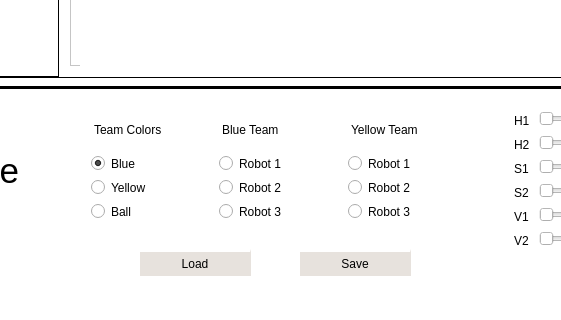
Above: Interface/mainwindow.ui from psenna/RobokVSS_A before the change; both pictures show x 180 to 741 and y 444 to 764 of the 1362 by 764 pixel window. Below: the same form after it.
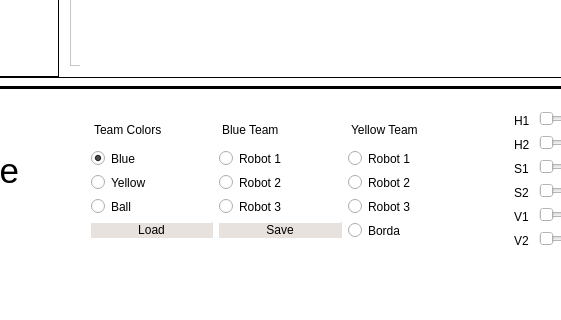
That is the form after the change. The open tabs and pages were chosen to show the change. Icons and pictures are not drawn.

The edit to the form file:
```diff
--- a/Interface/mainwindow.ui
+++ b/Interface/mainwindow.ui
@@ -776,46 +776,13 @@
            <string>Calibrate</string>
           </property>
          </widget>
-         <widget class="QPushButton" name="buttonSaveCalib">
-          <property name="geometry">
-           <rect>
-            <x>470</x>
-            <y>160</y>
-            <width>111</width>
-            <height>27</height>
-           </rect>
-          </property>
-          <property name="styleSheet">
-           <string notr="true">background-color: rgb(231, 226, 221);</string>
-          </property>
-          <property name="text">
-           <string>Save</string>
-          </property>
-         </widget>
-         <widget class="QPushButton" name="buttonLoadCalib">
-          <property name="geometry">
-           <rect>
-            <x>310</x>
-            <y>160</y>
-            <width>111</width>
-            <height>27</height>
-           </rect>
-          </property>
-          <property name="styleSheet">
-           <string notr="true">background-color: rgb(231, 226, 221);
-</string>
-          </property>
-          <property name="text">
-           <string>Load</string>
-          </property>
-         </widget>
          <widget class="QWidget" name="horizontalLayoutWidget_4">
           <property name="geometry">
            <rect>
             <x>250</x>
             <y>20</y>
             <width>401</width>
-            <height>121</height>
+            <height>140</height>
            </rect>
           </property>
           <layout class="QHBoxLayout" name="horizontalLayout_10">
@@ -852,6 +819,17 @@
                </property>
               </widget>
              </item>
+             <item>
+              <widget class="QPushButton" name="buttonLoadCalib">
+               <property name="styleSheet">
+                <string notr="true">background-color: rgb(231, 226, 221);
+</string>
+               </property>
+               <property name="text">
+                <string>Load</string>
+               </property>
+              </widget>
+             </item>
             </layout>
            </item>
            <item>
@@ -887,6 +865,16 @@
                </property>
               </widget>
              </item>
+             <item>
+              <widget class="QPushButton" name="buttonSaveCalib">
+               <property name="styleSheet">
+                <string notr="true">background-color: rgb(231, 226, 221);</string>
+               </property>
+               <property name="text">
+                <string>Save</string>
+               </property>
+              </widget>
+             </item>
             </layout>
            </item>
            <item>
@@ -919,6 +907,13 @@
                </property>
               </widget>
              </item>
+             <item>
+              <widget class="QRadioButton" name="radioButtonBorda">
+               <property name="text">
+                <string>Borda</string>
+               </property>
+              </widget>
+             </item>
             </layout>
            </item>
           </layout>
```
Left out of the diff: 22 changed lines with no effect on the pictures.
